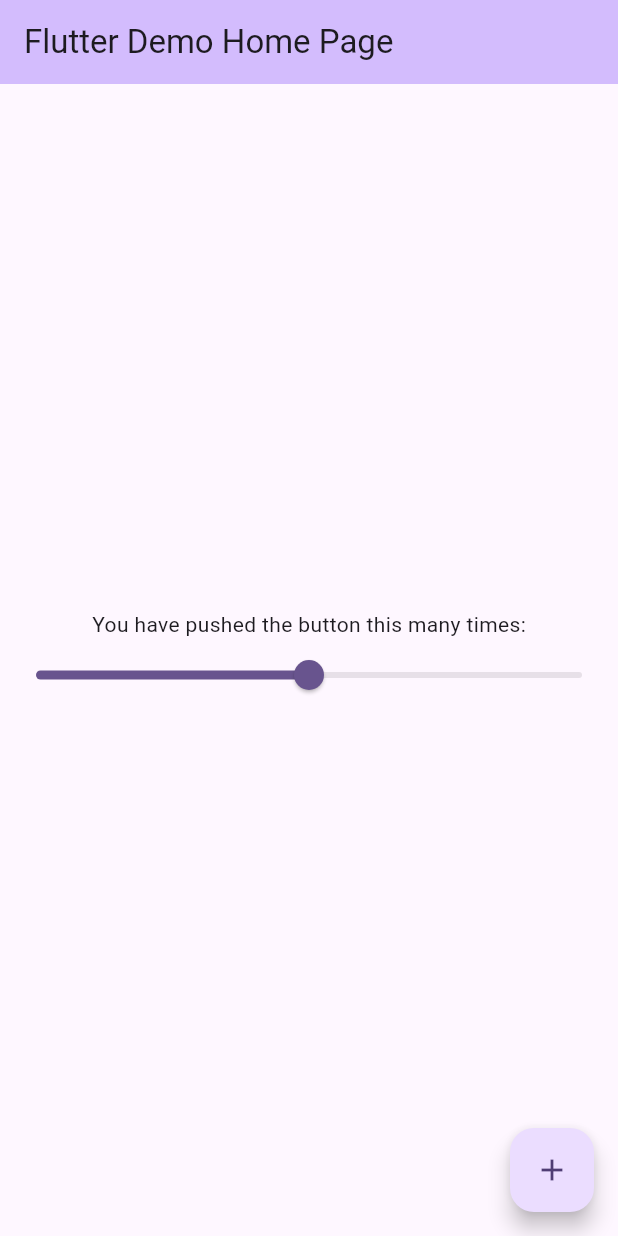
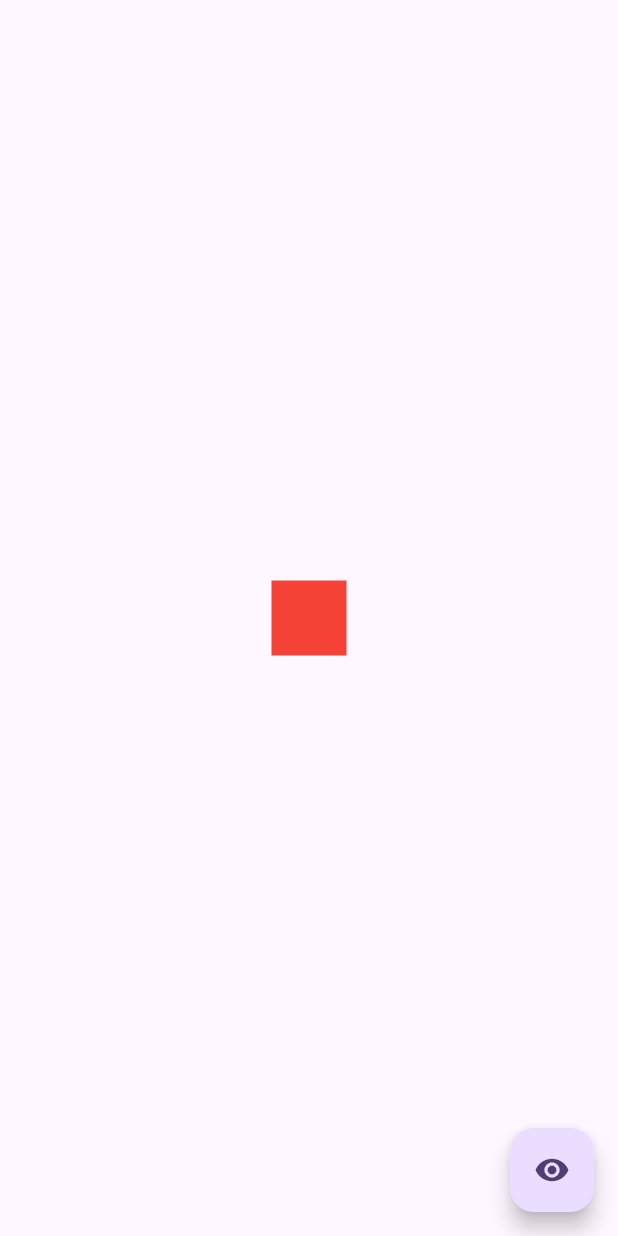
Before and after one commit to TheoTavora/FlutterAvanced, a Flutter app: the screen it shows after launch, on a phone screen of 412 x 824 dp. Run offline on Flutter 3.47's test engine with Material 3 defaults, Android fonts, the phone set to English and light mode, and no system bars.

Commit message:
Aula sobre AnimatedContainer

```diff
--- a/lib/main.dart
+++ b/lib/main.dart
@@ -1,5 +1,4 @@
 import 'package:flutter/material.dart';
-import 'package:material_cupertino/slideradaptativo.dart';
 
 void main() {
   runApp(const MyApp());
@@ -31,36 +30,29 @@ class MyHomePage extends StatefulWidget {
 }
 
 class _MyHomePageState extends State<MyHomePage> {
-  int _counter = 0;
-
-  void _incrementCounter() {
-    setState(() {
-      _counter++;
-    });
-  }
+  bool animate = false;
 
   @override
   Widget build(BuildContext context) {
+    final height = MediaQuery.of(context).size.height;
+    final width = MediaQuery.of(context).size.width;
     return Scaffold(
-      appBar: AppBar(
-        backgroundColor: Theme.of(context).colorScheme.inversePrimary,
-        title: Text(widget.title),
-      ),
       body: Center(
-      child: SingleChildScrollView(
-        child: Column(
-          mainAxisAlignment: MainAxisAlignment.center,
-          children: <Widget>[
-            const Text('You have pushed the button this many times:'),
-            SliderAdaptativo(),
-          ],
+        child: AnimatedContainer (
+          duration: Duration(milliseconds: 400),
+          height: animate ? height : 50,
+          width: animate ? width : 50,
+          color: animate ? Colors.blue : Colors.red,
+          curve: Curves.decelerate
         ),
       ),
-    ),
       floatingActionButton: FloatingActionButton(
-        onPressed: _incrementCounter,
-        tooltip: 'Increment',
-        child: const Icon(Icons.add),
+        onPressed: () {
+          setState (() {
+            animate = true;
+          });
+        },
+        child: Icon(Icons.remove_red_eye),
       ),
     );
   }
```
